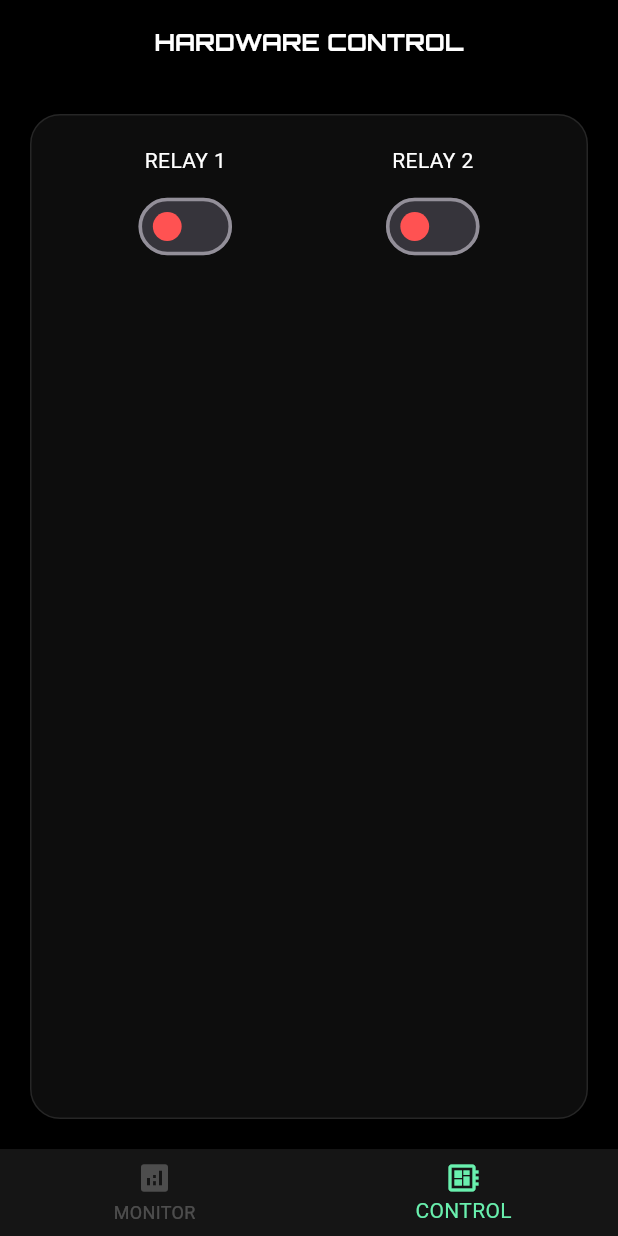
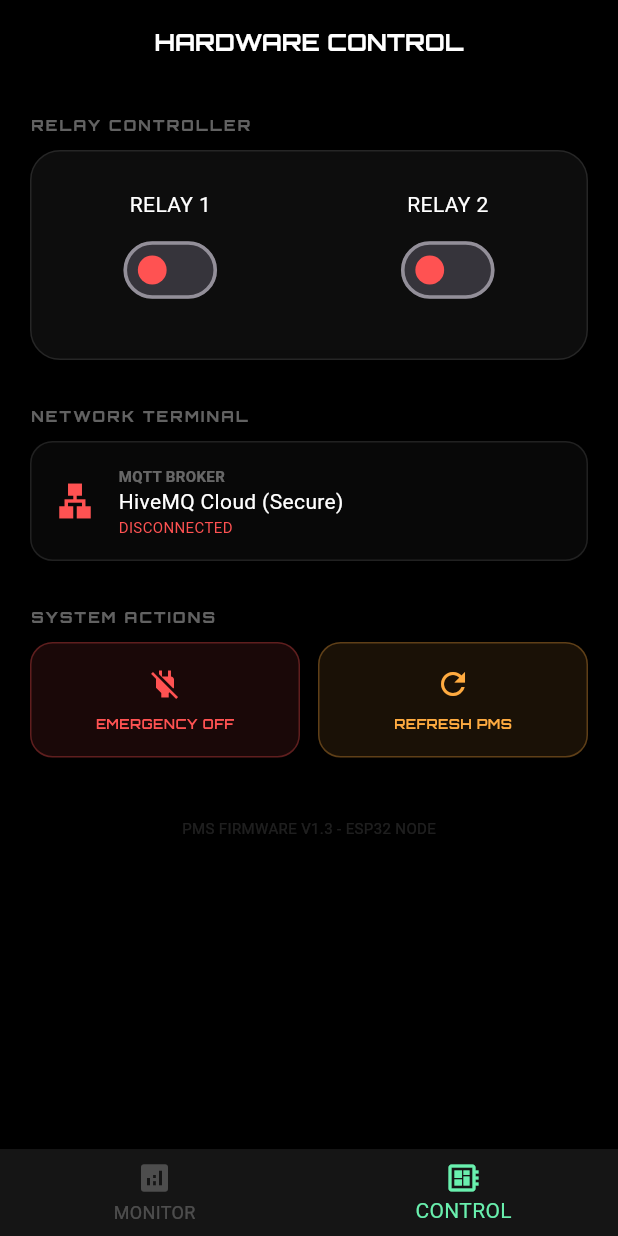
Before and after one commit to ramaariw/PMS-flutter-esp32, a Flutter app: the screen it shows after launch, item 2 of the bottom bar chosen, on a phone screen of 412 x 824 dp. Run offline on Flutter 3.47's test engine with Material 3 defaults, Android fonts, the phone set to English and light mode, and no system bars; our stand-ins replace google_fonts, shared_preferences; missing offline and left inert: mqtt_client.

Commit message:
feat: enhance ControlScreen layout with structured sections and improved UI components

```diff
--- a/lib/screens/control_screen.dart
+++ b/lib/screens/control_screen.dart
@@ -7,6 +7,7 @@ import 'package:flutter/services.dart';
 class ControlScreen extends StatelessWidget {
   const ControlScreen({super.key});
 
+  // --- LOGIC TIME PICKER ---
   Future<void> _selectSchedule(
     BuildContext context,
     PowerProvider powerData,
@@ -48,6 +49,7 @@ class ControlScreen extends StatelessWidget {
     }
   }
 
+  // --- LOGIC TIMER MODAL ---
   void _showTimerInput(
     BuildContext context,
     PowerProvider powerData,
@@ -173,6 +175,7 @@ class ControlScreen extends StatelessWidget {
   @override
   Widget build(BuildContext context) {
     final isDark = Provider.of<PowerProvider>(context).isDarkMode;
+
     return Scaffold(
       backgroundColor: Colors.transparent,
       appBar: AppBar(
@@ -190,10 +193,16 @@ class ControlScreen extends StatelessWidget {
       ),
       body: Consumer<PowerProvider>(
         builder: (context, powerData, child) {
-          return Padding(
+          return SingleChildScrollView(
             padding: const EdgeInsets.all(20),
-            child: Container(
-              padding: const EdgeInsets.all(20),
+            child: Column(
+              crossAxisAlignment: CrossAxisAlignment.start,
+              children: [
+                // --- SECTION 1: RELAY CONTROLLER ---
+                _buildSectionTitle(isDark, "RELAY CONTROLLER"),
+                const SizedBox(height: 10),
+                Container(
+                  padding: const EdgeInsets.symmetric(vertical: 25),
                   decoration: BoxDecoration(
                     color:
                         isDark
@@ -235,8 +244,182 @@ class ControlScreen extends StatelessWidget {
                     ],
                   ),
                 ),
+
+                const SizedBox(height: 30),
+
+                // --- SECTION 2: NETWORK TERMINAL ---
+                _buildSectionTitle(isDark, "NETWORK TERMINAL"),
+                const SizedBox(height: 10),
+                _buildInfoCard(
+                  context,
+                  isDark,
+                  icon: Icons.lan,
+                  title: "MQTT BROKER",
+                  value: "HiveMQ Cloud (Secure)",
+                  subValue:
+                      powerData.isConnected
+                          ? "CONNECTED (Port 8883)"
+                          : "DISCONNECTED",
+                  accent:
+                      powerData.isConnected
+                          ? Colors.cyanAccent
+                          : Colors.redAccent,
+                ),
+
+                const SizedBox(height: 30),
+
+                // --- SECTION 3: SYSTEM ACTIONS ---
+                _buildSectionTitle(isDark, "SYSTEM ACTIONS"),
+                const SizedBox(height: 10),
+                Row(
+                  children: [
+                    Expanded(
+                      child: _buildActionButton(
+                        context,
+                        isDark,
+                        "EMERGENCY OFF",
+                        Icons.power_off,
+                        Colors.redAccent,
+                        () {
+                          powerData.toggleRelay(1, false);
+                          powerData.toggleRelay(2, false);
+                        },
+                      ),
+                    ),
+                    const SizedBox(width: 12),
+                    Expanded(
+                      child: _buildActionButton(
+                        context,
+                        isDark,
+                        "REFRESH PMS",
+                        Icons.refresh,
+                        Colors.orangeAccent,
+                        () => powerData.refreshData(),
+                      ),
+                    ),
+                  ],
+                ),
+
+                const SizedBox(height: 40),
+                Center(
+                  child: Text(
+                    "PMS FIRMWARE V1.3 - ESP32 NODE",
+                    style: GoogleFonts.shareTechMono(
+                      fontSize: 10,
+                      color: isDark ? Colors.white12 : Colors.black12,
+                    ),
+                  ),
+                ),
+              ],
+            ),
           );
         },
+      ),
+    );
+  }
+
+  // --- UI COMPONENTS ---
+
+  Widget _buildSectionTitle(bool isDark, String title) {
+    return Text(
+      title,
+      style: GoogleFonts.orbitron(
+        fontSize: 10,
+        letterSpacing: 1.5,
+        color: isDark ? Colors.white38 : Colors.black38,
+        fontWeight: FontWeight.bold,
+      ),
+    );
+  }
+
+  Widget _buildInfoCard(
+    BuildContext context,
+    bool isDark, {
+    required IconData icon,
+    required String title,
+    required String value,
+    required String subValue,
+    required Color accent,
+  }) {
+    return Container(
+      padding: const EdgeInsets.all(15),
+      decoration: BoxDecoration(
+        color: isDark ? Colors.white.withValues(alpha: 0.03) : Colors.white,
+        borderRadius: BorderRadius.circular(15),
+        border: Border.all(color: isDark ? Colors.white10 : Colors.black12),
+      ),
+      child: Row(
+        children: [
+          Icon(
+            icon,
+            color: isDark ? accent : accent.withOpacity(0.8),
+            size: 28,
+          ),
+          const SizedBox(width: 15),
+          Column(
+            crossAxisAlignment: CrossAxisAlignment.start,
+            children: [
+              Text(
+                title,
+                style: TextStyle(
+                  color: isDark ? Colors.white38 : Colors.black45,
+                  fontSize: 10,
+                  fontWeight: FontWeight.bold,
+                ),
+              ),
+              Text(
+                value,
+                style: GoogleFonts.shareTechMono(
+                  color: isDark ? Colors.white : Colors.black87,
+                  fontSize: 14,
+                ),
+              ),
+              Text(
+                subValue,
+                style: GoogleFonts.shareTechMono(color: accent, fontSize: 10),
+              ),
+            ],
+          ),
+        ],
+      ),
+    );
+  }
+
+  Widget _buildActionButton(
+    BuildContext context,
+    bool isDark,
+    String label,
+    IconData icon,
+    Color color,
+    VoidCallback onTap,
+  ) {
+    return InkWell(
+      onTap: () {
+        HapticFeedback.vibrate();
+        onTap();
+      },
+      borderRadius: BorderRadius.circular(15),
+      child: Container(
+        padding: const EdgeInsets.symmetric(vertical: 15),
+        decoration: BoxDecoration(
+          color: color.withValues(alpha: 0.1),
+          borderRadius: BorderRadius.circular(15),
+          border: Border.all(color: color.withValues(alpha: 0.3)),
+        ),
+        child: Column(
+          children: [
+            Icon(icon, color: color, size: 24),
+            const SizedBox(height: 8),
+            Text(
+              label,
+              style: GoogleFonts.orbitron(
+                color: color,
+                fontSize: 9,
+                fontWeight: FontWeight.bold,
+              ),
+            ),
+          ],
+        ),
       ),
     );
   }
```
Lines whose indentation alone changed are shown as unchanged.
